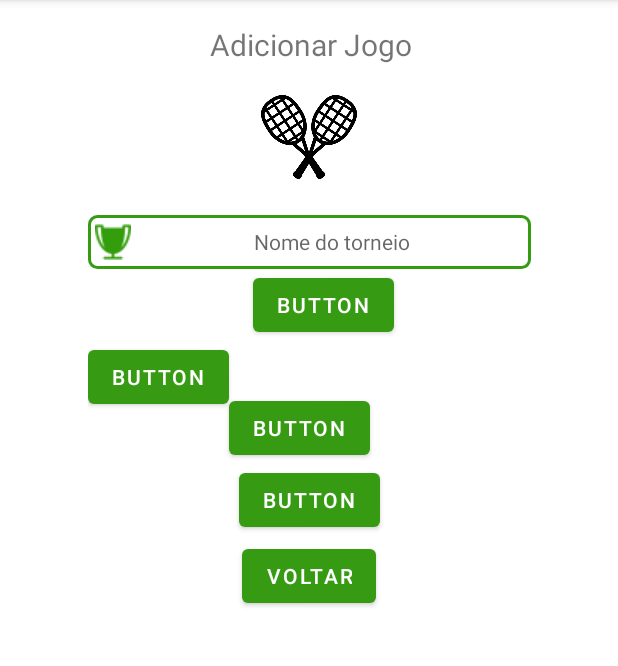
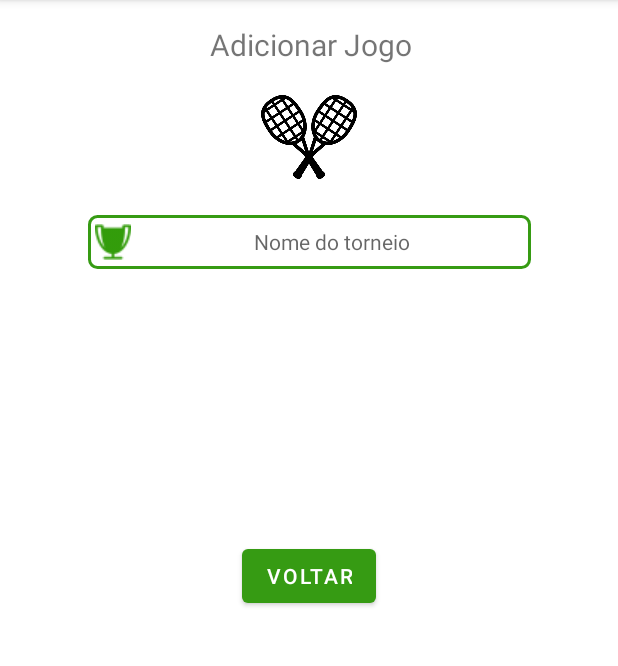
Before and after one commit to steph40/TenisScore, an Android app: the FormGame screen opened directly, with no data from a screen before it, on a phone screen of 412 x 824 dp, the part 84-750 px from its top. Run offline under Robolectric (Android 15) with nearby library versions, the phone set to English and light mode, and no system bars.

Commit message:
Atualização Steph 4

```diff
--- a/app/src/main/res/layout/form_game.xml
+++ b/app/src/main/res/layout/form_game.xml
@@ -32,40 +32,4 @@
         app:layout_constraintStart_toStartOf="parent"
         app:layout_constraintTop_toBottomOf="@+id/imageView3"></EditText>
 
-    <Button
-        android:id="@+id/button"
-        android:layout_width="wrap_content"
-        android:layout_height="wrap_content"
-        android:text="Button"
-        app:layout_constraintEnd_toEndOf="parent"
-        app:layout_constraintHorizontal_bias="0.545"
-        app:layout_constraintStart_toStartOf="parent"
-        app:layout_constraintTop_toBottomOf="@+id/editText" />
-
-    <Button
-        android:id="@+id/button2"
-        android:layout_width="wrap_content"
-        android:layout_height="wrap_content"
-        android:text="Button"
-        app:layout_constraintStart_toStartOf="parent"
-        app:layout_constraintTop_toBottomOf="@+id/button" />
-
-    <Button
-        android:id="@+id/button3"
-        android:layout_width="wrap_content"
-        android:layout_height="wrap_content"
-        android:layout_marginTop="34dp"
-        android:text="Button"
-        app:layout_constraintStart_toEndOf="@+id/button2"
-        app:layout_constraintTop_toBottomOf="@+id/button" />
-
-    <Button
-        android:id="@+id/button4"
-        android:layout_width="wrap_content"
-        android:layout_height="wrap_content"
-        android:text="Button"
-        app:layout_constraintEnd_toEndOf="parent"
-        app:layout_constraintStart_toStartOf="parent"
-        app:layout_constraintTop_toBottomOf="@+id/button3" />
-
 </androidx.constraintlayout.widget.ConstraintLayout>
```
